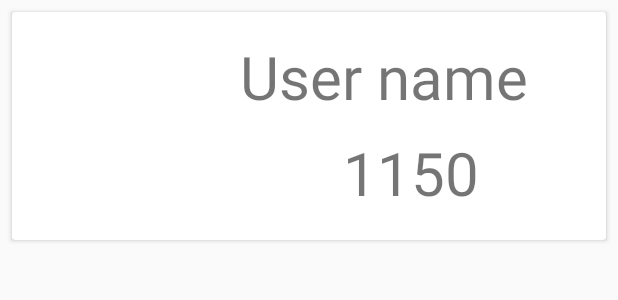
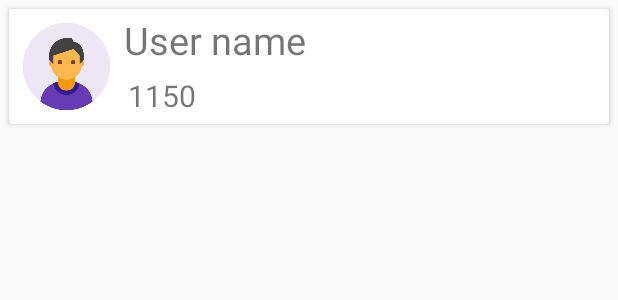
Before and after one commit to N18JAVAPROGRAMMING/Domino, an Android app: the layout user_item.xml on its own in the app's theme, with its tools: preview values and no code run, on a phone screen of 412 x 824 dp. Shown: the top 300 px of the screen. Run offline under Robolectric (Android 15) with nearby library versions, the phone set to English and light mode, and no system bars.

Commit message:
added new layout and try to connect ebanuty server suuuukaaaa

```diff
--- a/app/src/main/java/com/example/guest/domino/MyApplication.java
+++ b/app/src/main/java/com/example/guest/domino/MyApplication.java
@@ -11,6 +11,7 @@ public class MyApplication extends Application {
     public static final String TOKEN_PREFERENCES="TOKEN";
 
     static SocketThread socketThread;
+    static User user;
    private  static TaskData MainData;
 
 
--- a/app/src/main/res/layout/user_item.xml
+++ b/app/src/main/res/layout/user_item.xml
@@ -6,7 +6,7 @@
     android:layout_height="wrap_content">
      <android.support.v7.widget.CardView
          android:layout_width="match_parent"
-         android:layout_margin="8dp"
+         android:layout_margin="6dp"
          android:layout_height="wrap_content">
 
 
@@ -19,12 +19,13 @@
 
     <ImageView
         android:id="@+id/user_image"
-        android:layout_width="120dp"
-        android:layout_height="120dp"
+        android:src="@drawable/user"
+        android:layout_width="70dp"
+        android:layout_height="70dp"
         android:layout_gravity="center_horizontal"
-        android:layout_marginStart="16dp"
-        android:layout_marginTop="16dp"
-        android:layout_marginBottom="16dp"
+        android:layout_marginStart="3dp"
+        android:layout_marginTop="3dp"
+        android:layout_marginBottom="3dp"
         app:layout_constraintBottom_toBottomOf="parent"
         app:layout_constraintStart_toStartOf="parent"
         app:layout_constraintTop_toTopOf="parent" />
@@ -34,10 +35,11 @@
         android:layout_width="wrap_content"
         android:layout_height="wrap_content"
         app:layout_constraintTop_toTopOf="parent"
-        android:layout_margin="16dp"
+        android:layout_margin="3dp"
+
         app:layout_constraintStart_toEndOf="@id/user_image"
         android:text="User name"
-        android:textSize="40sp"
+        android:textSize="25sp"
         />
 
     <TextView
@@ -46,11 +48,11 @@
         android:text="1150"
         app:layout_constraintTop_toBottomOf="@id/name"
         app:layout_constraintStart_toEndOf="@id/user_image"
-        android:layout_marginStart="16dp"
-        app:layout_constraintEnd_toEndOf="parent"
-        android:layout_marginEnd="16dp"
-        android:textSize="40sp"
-        android:layout_marginTop="10dp"/>
+        android:layout_marginStart="6dp"
+        android:layout_margin="6dp"
+        android:textSize="20sp"
+        android:id="@+id/score"
+        android:layout_marginTop="6dp"/>
 </android.support.constraint.ConstraintLayout>
      </android.support.v7.widget.CardView>
 
```
Also changed, not shown: app/src/main/AndroidManifest.xml (+7 -4 lines), app/src/main/java/com/example/guest/domino/APIService.java (+16 -14 lines), app/src/main/java/com/example/guest/domino/AuthFragment.java (+24 -9 lines), app/src/main/java/com/example/guest/domino/PreGameAcivity.java (added, +35 -0 lines), app/src/main/java/com/example/guest/domino/RegFragment.java (+21 -7 lines), app/src/main/java/com/example/guest/domino/Room.java (+4 -3 lines), app/src/main/java/com/example/guest/domino/ScoreTableFragment.java (+1 -27 lines), app/src/main/java/com/example/guest/domino/ServerManager.java (+28 -21 lines), app/src/main/java/com/example/guest/domino/UserAdapter.java (renamed from app/src/main/java/com/example/guest/domino/ScoreTableAdapter.java, +4 -4 lines), app/src/main/res/layout/pre_game_acivity.xml (added, +75 -0 lines).
